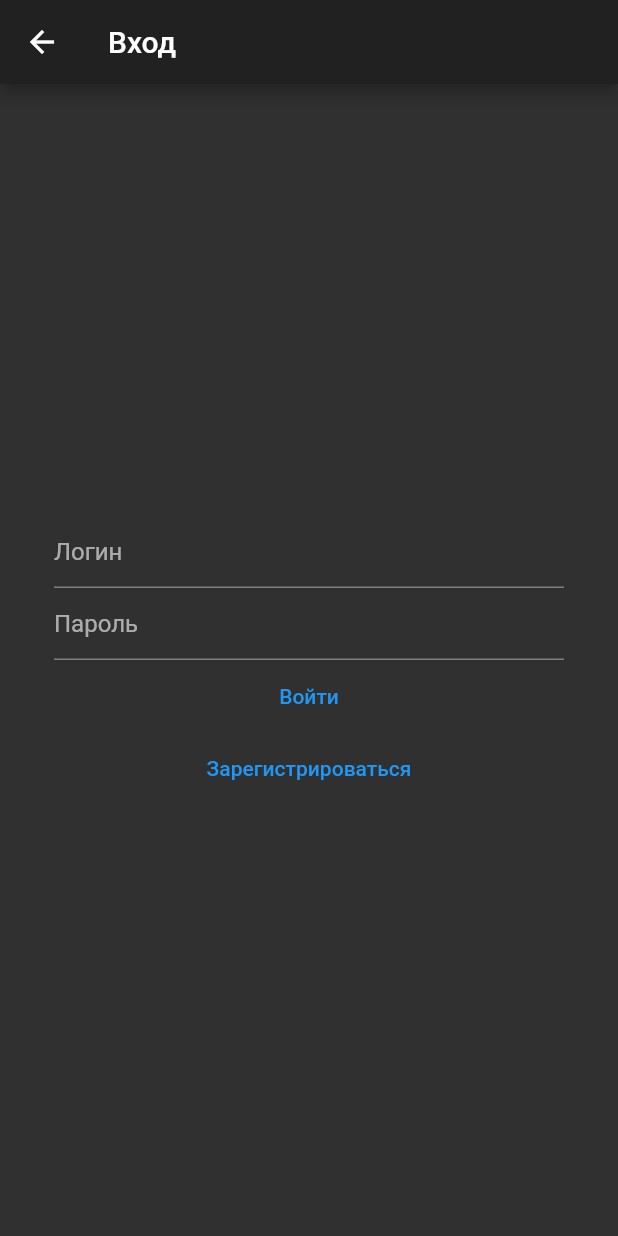
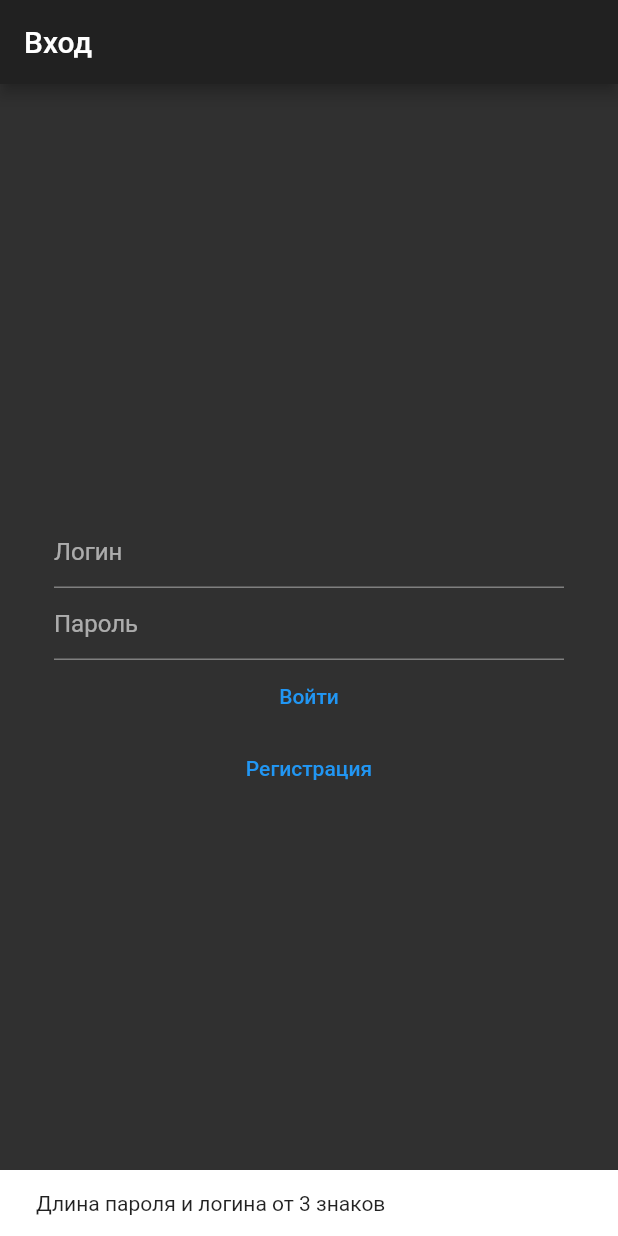
Before and after one commit to ivanlardis/WishMobileFlutter, a Flutter app: the LoginView screen opened directly, after a tap on "Войти", on a phone screen of 412 x 824 dp. Run offline on Flutter 3.47's test engine with Material 2 defaults, Android fonts, the phone set to English and light mode, and no system bars; our stand-ins replace rxdart, shared_preferences; accounts and stored records are empty.

Commit message:
- регистрация логинка

```diff
--- a/lib/data/Storage.dart
+++ b/lib/data/Storage.dart
@@ -1,5 +1,5 @@
 import 'package:shared_preferences/shared_preferences.dart';
-import 'package:with_flutter/data/Wish.dart';
+import 'package:with_flutter/models/Wish.dart';
 import 'package:with_flutter/utils/Prefs.dart';
 
 class Storage {
--- /dev/null
+++ b/lib/models/Token.dart
@@ -0,0 +1,18 @@
+
+class Token {
+  String access_token;
+  int expires_in;
+
+  Token({this.access_token, this.expires_in});
+
+  factory Token.fromJson(Map<String, dynamic> json) {
+    return Token(
+        access_token: json['access_token'],
+        expires_in: json['expires_in']);
+  }
+
+  Map<String, dynamic> toJson() => {
+    'access_token': access_token,
+    'expires_in': expires_in
+  };
+}
--- /dev/null
+++ b/lib/models/User.dart
@@ -0,0 +1,19 @@
+
+
+class User {
+  String username;
+  String password;
+
+  User({this.username, this.password});
+
+  factory User.fromJson(Map<String, dynamic> json) {
+    return User(
+        username: json['username'],
+        password: json['password']);
+  }
+
+  Map<String, dynamic> toJson() => {
+    'username': username,
+    'password': password
+  };
+}
--- a/lib/presentation/BottomNavigationView.dart
+++ b/lib/presentation/BottomNavigationView.dart
@@ -13,9 +13,11 @@ class BottomNavigationView extends StatefulWidget {
 class BottomNavigationViewState extends State<BottomNavigationView> {
   int index = 0;
 
+  final _scaffoldKey = GlobalKey<ScaffoldState>();
   @override
   Widget build(BuildContext context) {
     return new Scaffold(
+      key: _scaffoldKey,
       body: new Stack(
         children: <Widget>[
           new Offstage(
@@ -43,7 +45,7 @@ class BottomNavigationViewState extends State<BottomNavigationView> {
             offstage: index != 3,
             child: new TickerMode(
               enabled: index == 3,
-              child: new MaterialApp(home: new ProfileView()),
+              child: new MaterialApp(home: new ProfileView(_scaffoldKey)),
             ),
           ),
         ],
--- a/lib/presentation/login/LoginView.dart
+++ b/lib/presentation/login/LoginView.dart
@@ -1,4 +1,10 @@
 import 'package:flutter/material.dart';
+import 'package:shared_preferences/shared_preferences.dart';
+import 'package:with_flutter/data/Network.dart';
+import 'package:with_flutter/models/User.dart';
+import 'package:with_flutter/presentation/BottomNavigationView.dart';
+import 'package:with_flutter/presentation/registration/Registration.dart';
+import 'package:with_flutter/utils/Prefs.dart';
 
 class LoginView extends StatefulWidget {
   @override
@@ -6,9 +12,16 @@ class LoginView extends StatefulWidget {
 }
 
 class LoginState extends State<LoginView> {
+  final _scaffoldKey = GlobalKey<ScaffoldState>();
+  String username = "";
+  String password = "";
+
+
+
   @override
   Widget build(BuildContext context) {
     return Scaffold(
+      key: _scaffoldKey,
       resizeToAvoidBottomPadding: false,
       appBar: AppBar(
         title: Text("Вход"),
@@ -20,14 +33,23 @@ class LoginState extends State<LoginView> {
             mainAxisAlignment: MainAxisAlignment.center,
             children: <Widget>[
               TextField(
-                decoration: InputDecoration(hintText: 'Логин'),
+                onChanged: (text) {
+                  username = text;
+                },
+                decoration: InputDecoration(
+                  hintText: 'Логин',
+                ),
               ),
               TextField(
+                onChanged: (text) {
+                  password = text;
+                },
                 decoration: InputDecoration(hintText: 'Пароль'),
               ),
               FlatButton(
                 textColor: Colors.blue,
-                onPressed: () {},
+                onPressed: () => _loginUser(
+                    User(username: username, password: password), context),
                 child: Text("Войти"),
               ),
               FlatButton(
@@ -38,53 +60,37 @@ class LoginState extends State<LoginView> {
                     MaterialPageRoute(builder: (context) => RegistrationView()),
                   );
                 },
-                child: Text("Зарегистрироваться"),
+                child: Text("Регистрация"),
               ),
             ],
           ))),
     );
   }
-}
 
-class RegistrationView extends StatefulWidget {
-  @override
-  createState() => RegistrationState();
-}
+  void _loginUser(User user, BuildContext context) async {
+    if (user.username.length < 3 || user.password.length < 3) {
+      _scaffoldKey.currentState.showSnackBar(new SnackBar(
+        content: new Text("Длина пароля и логина от 3 знаков"),
+      ));
+      return;
+    }
 
-class RegistrationState extends State<RegistrationView> {
-  @override
-  Widget build(BuildContext context) {
-    return Scaffold(
-      resizeToAvoidBottomPadding: false,
-      appBar: AppBar(
-        title: Text("Регистрация"),
-      ),
-      body: Container(
-          margin: EdgeInsets.all(36),
-          child: Center(
-              child: Column(
-                mainAxisAlignment: MainAxisAlignment.center,
-                children: <Widget>[
-                  TextField(
-                    decoration: InputDecoration(hintText: 'Логин'),
-                  ),
-                  TextField(
-                    decoration: InputDecoration(hintText: 'Пароль'),
-                  ),
+    print("_loginUser");
+    var success = await Network.login(user);
 
-                  FlatButton(
+    if (success) {
+      _scaffoldKey.currentState.showSnackBar(new SnackBar(
+        content: new Text("Пользователь успешно вошел"),
+      ));
 
-                    textColor: Colors.blue,
-                    onPressed: () {
-                      Navigator.push(
-                        context,
-                        MaterialPageRoute(builder: (context) => RegistrationView()),
-                      );
-                    },
-                    child: Text("Зарегистрироваться"),
-                  ),
-                ],
-              ))),
-    );
+      Navigator.pushReplacement(
+        _scaffoldKey.currentContext,
+        MaterialPageRoute(builder: (context) => BottomNavigationView()),
+      );
+    } else {
+      _scaffoldKey.currentState.showSnackBar(new SnackBar(
+        content: new Text("Ошибка входа"),
+      ));
+    }
   }
 }
--- a/lib/presentation/main/MainPresenter.dart
+++ b/lib/presentation/main/MainPresenter.dart
@@ -1,5 +1,5 @@
 import 'package:with_flutter/data/Repository.dart';
-import 'package:with_flutter/data/WishInfo.dart';
+import 'package:with_flutter/models/WishInfo.dart';
 import 'package:with_flutter/presentation/main/MainView.dart';
 
 class MainPresenter {
--- a/lib/utils/Prefs.dart
+++ b/lib/utils/Prefs.dart
@@ -4,5 +4,7 @@
 enum Prefs {
   WISH_COUNT_USER_CONS,
   WISH_COUNT_USER_PROPS,
-  TIME_AFTER_LAST_PRESS
+  TIME_AFTER_LAST_PRESS,
+  TOKEN,
+  USER_NAME
 }
```
Also changed, not shown: lib/data/Network.dart (+60 -3 lines), lib/data/Repository.dart (+4 -4 lines), lib/main.dart (+31 -5 lines), lib/presentation/profile/ProfileView.dart (+45 -11 lines), lib/presentation/registration/Registration.dart (added, +75 -0 lines), lib/models/Wish.dart (renamed from lib/data/Wish.dart), lib/models/WishInfo.dart (renamed from lib/data/WishInfo.dart).
